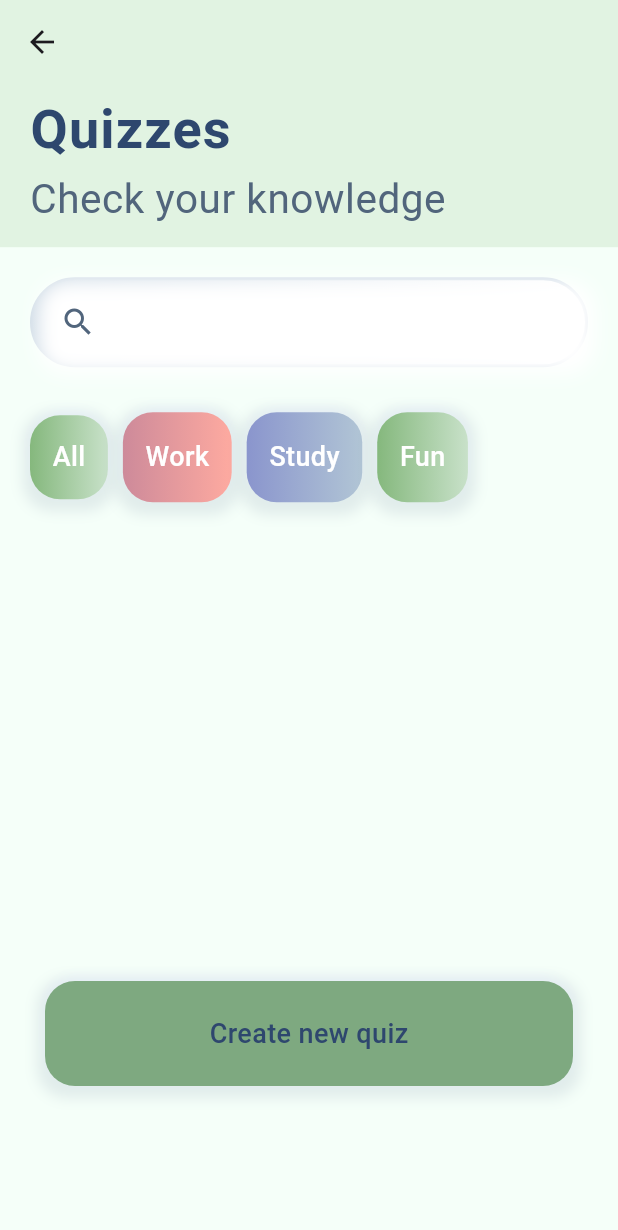
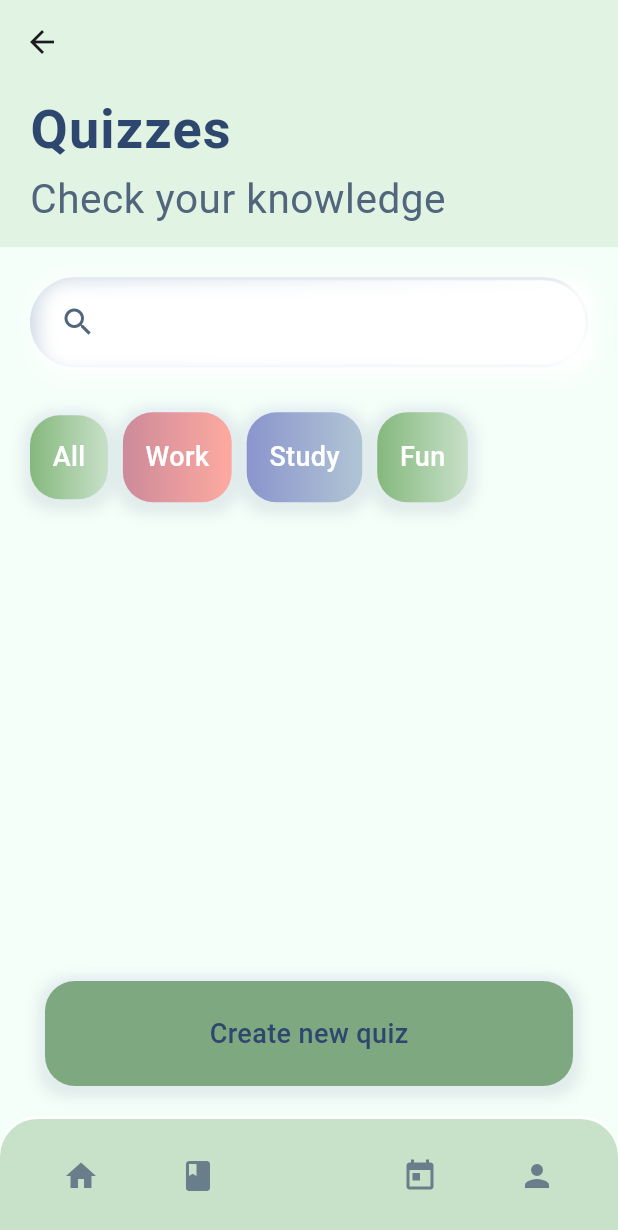
Before and after one commit to blueCuraca0/notenova, a Flutter app: the MainPage screen opened by its route, after a tap on the "book" icon, after a tap on "Quizzes", on a phone screen of 412 x 824 dp. Shown: the top 1230 px of the screen. Run offline on Flutter 3.47's test engine with Material 3 defaults, Android fonts, the phone set to English and light mode, and no system bars; our stand-ins replace cloud_firestore, easy_localization, firebase_auth, firebase_core, flutter_bloc, flutter_local_notifications and 3 more; accounts and stored records are empty; Roboto replaces fonts that are missing (Ubuntu).

Commit message:
DONT TOUCH IT WHILE IT WORKS

```diff
--- a/lib/features/autorization/presentation/pages/authoriazation_page.dart
+++ b/lib/features/autorization/presentation/pages/authoriazation_page.dart
@@ -13,7 +13,7 @@ class AuthorizationPage extends StatelessWidget {
         stream: FirebaseAuth.instance.authStateChanges(),
         builder: (context, snapshot) {
           if (snapshot.hasData && snapshot.data != null) {
-            return const MainPage();
+            return MainPage();
           }
           return LoginPage();
         },
--- a/lib/features/quiz_and_card/presentation/pages/study_materials_page.dart
+++ b/lib/features/quiz_and_card/presentation/pages/study_materials_page.dart
@@ -21,9 +21,7 @@ class StudyMaterialsPage extends StatelessWidget {
     final width = MediaQuery.sizeOf(context).width;
 
     return Scaffold(
-      body: Stack(
-        children: [
-          Column(
+      body: Column(
         children: [
           Container(
             padding: const EdgeInsets.all(70),
@@ -88,17 +86,6 @@ class StudyMaterialsPage extends StatelessWidget {
           )
         ],
       ),
-
-
-          SizedBox(
-            height: height,
-            child: Align(
-                alignment: Alignment.bottomCenter,
-                child: CustomBottomNavBar(MyApp.navigatorKey)
-            ),
-          )
-        ],
-      ),
     );
   }
 }
--- a/lib/features/tips/presentation/pages/homepage.dart
+++ b/lib/features/tips/presentation/pages/homepage.dart
@@ -11,9 +11,7 @@ class HomePage extends StatelessWidget {
     final height = MediaQuery.sizeOf(context).height;
 
     return Scaffold(
-      body: Stack(
-        children: [
-          Column(
+      body: Column(
         children: [
           Container(
             padding: const EdgeInsets.all(70),
@@ -25,15 +23,6 @@ class HomePage extends StatelessWidget {
           )
         ],
       ),
-          SizedBox(
-            height: height,
-            child: Align(
-                alignment: Alignment.bottomCenter,
-                child: CustomBottomNavBar(MyApp.navigatorKey)
-            ),
-          )
-        ],
-      ),
     );
   }
 }
--- a/lib/main.dart
+++ b/lib/main.dart
@@ -33,9 +33,6 @@ Future<void> main() async {
 }
 
 class MyApp extends StatelessWidget {
-  static final _navigatorKey = GlobalKey<NavigatorState>();
-  static GlobalKey<NavigatorState> get navigatorKey => _navigatorKey;
-
   MyApp({super.key});
 
   @override
--- a/lib/main_page.dart
+++ b/lib/main_page.dart
@@ -9,10 +9,11 @@ import 'features/profile/presentation/pages/user_profile_page.dart';
 import 'features/quiz_and_card/presentation/pages/study_materials_page.dart';
 import 'features/tips/presentation/pages/homepage.dart';
 import 'features/to_do/presentation/pages/todo_page.dart';
-import 'main.dart';
 
 class MainPage extends StatelessWidget {
-  const MainPage({super.key});
+  final _navigatorKey = GlobalKey<NavigatorState>();
+
+  MainPage({super.key});
 
   Route _onGenerateRoute(RouteSettings settings) {
     late Widget page;
@@ -33,9 +34,15 @@ class MainPage extends StatelessWidget {
     return PageRouteBuilder(
       pageBuilder: (context, animation, secondaryAnimation) => page,
       transitionsBuilder: (context, animation, secondaryAnimation, child) {
-        final tween = Tween<double>(begin: 0.0, end: 1.0).chain(CurveTween(curve: Curves.ease));
-        return FadeTransition(
-          opacity: animation.drive(tween),
+        const begin = Offset(0.0, 1.0);
+        const end = Offset.zero;
+        const curve = Curves.ease;
+
+        var tween =
+        Tween(begin: begin, end: end).chain(CurveTween(curve: curve));
+
+        return SlideTransition(
+          position: animation.drive(tween),
           child: child,
         );
       },
@@ -44,17 +51,37 @@ class MainPage extends StatelessWidget {
 
   @override
   Widget build(BuildContext context) {
-    final height = MediaQuery.sizeOf(context).height;
+    final height = MediaQuery
+        .sizeOf(context)
+        .height;
 
     return Scaffold(
       resizeToAvoidBottomInset: false,
       body: SingleChildScrollView(
-        child: SizedBox(
-          height: height,
-          child: Navigator(
-            key: MyApp.navigatorKey,
-            initialRoute: CRoutes.routeHomepage,
-            onGenerateRoute: _onGenerateRoute,
+        child: Stack(
+          children: [
+            //page itself
+            SizedBox(
+              height: height,
+              child: Navigator(
+                key: _navigatorKey,
+                initialRoute: CRoutes.routeHomepage,
+                onGenerateRoute: _onGenerateRoute,
+              ),
+            ),
+
+            // const SummaryPage(),
+            //const CardStacksPage(),
+
+            SizedBox(
+              height: height,
+              child: Align(
+                  alignment: Alignment.bottomCenter,
+                  child: CustomBottomNavBar(_navigatorKey)
+              ),
+            )
+          ],
+        ),
       ),
     );
   }
```
Also changed, not shown: lib/features/cards/presentation/pages/card_stacks_page.dart (+1 -12 lines), lib/features/cards/presentation/pages/create_card_stack_page.dart (+1 -13 lines), lib/features/cards/presentation/pages/create_cards_page.dart (+1 -15 lines), lib/features/profile/presentation/pages/user_profile_page.dart (+9 -29 lines), lib/features/summary/presentation/summary.dart (added, +10 -0 lines), lib/features/to_do/presentation/pages/todo_page.dart (+1 -12 lines). Lines whose indentation alone changed are shown as unchanged.
